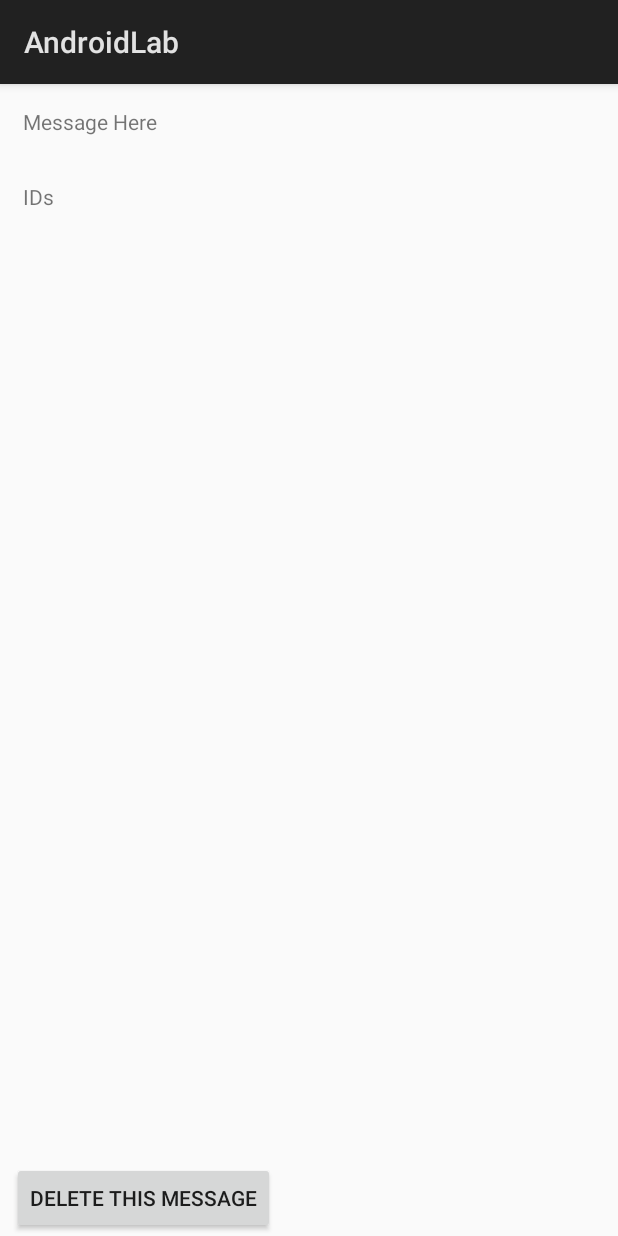
After one commit to ThanhTrac/CST2335, an Android app: the fragment MessageFragment shown on its own in the app's theme, on a phone screen of 412 x 824 dp. The commit adds this screen. Run offline under Robolectric (Android 15) with nearby library versions, the phone set to English and light mode, and no system bars; 2 statements that could not run were skipped.

Commit message:
Finshed lab 7

```diff
--- a/app/build.gradle
+++ b/app/build.gradle
@@ -23,6 +23,7 @@ dependencies {
     implementation fileTree(dir: 'libs', include: ['*.jar'])
     implementation 'com.android.support.constraint:constraint-layout:1.0.2'
     implementation 'com.android.support:appcompat-v7:26.1.0'
+    implementation 'com.android.support:support-v4:26.1.0'
     testImplementation 'junit:junit:4.12'
     androidTestImplementation('com.android.support.test.espresso:espresso-core:3.0.1', {
         exclude group: 'com.android.support', module: 'support-annotations'
--- a/app/src/main/AndroidManifest.xml
+++ b/app/src/main/AndroidManifest.xml
@@ -27,7 +27,8 @@
         </activity>
         <activity android:name=".ListItemActivity" />
         <activity android:name=".WeatherForecast" />
-        <activity android:name=".ChatWindow"></activity>
+        <activity android:name=".ChatWindow" />
+        <activity android:name=".MessageDetails"></activity>
     </application>
 
 </manifest>
--- /dev/null
+++ b/app/src/main/java/com/example/thanh/androidlab/MessageFragment.java
@@ -0,0 +1,66 @@
+package com.example.thanh.androidlab;
+
+
+import android.content.Intent;
+import android.os.Bundle;
+//import android.support.v4.app.Fragment;
+import android.view.LayoutInflater;
+import android.view.View;
+import android.view.ViewGroup;
+import android.widget.Button;
+import android.widget.TextView;
+import android.app.Fragment;
+
+
+
+public class MessageFragment extends Fragment {
+
+    private View view;
+    private TextView tvMessage;
+    private TextView tvID;
+    private Button btnDelete;
+    private ChatDatabaseHelper chatDatabase;
+
+    public MessageFragment() {
+        // Required empty public constructor
+    }
+
+
+    @Override
+    public View onCreateView(LayoutInflater inflater, ViewGroup container,
+                             Bundle savedInstanceState) {
+        // Inflate the layout for this fragment
+        view = inflater.inflate(R.layout.fragment_message, container, false);
+        return view;
+    }
+
+    @Override
+    public void onActivityCreated(Bundle savedInstanceState) {
+        super.onActivityCreated(savedInstanceState);
+
+        tvMessage = view.findViewById(R.id.tvMessage);
+        tvID = view.findViewById(R.id.tvID);
+        btnDelete = view.findViewById(R.id.btnDelete);
+
+        tvMessage.setText(getArguments().getString("Message"));
+        tvID.setText(getArguments().getString("MessageID"));
+
+        btnDelete.setOnClickListener(new View.OnClickListener() {
+            @Override
+            public void onClick(View view) {
+                if (getArguments().getBoolean("isTablet")) {
+                    chatDatabase = new ChatDatabaseHelper(getActivity());
+                    chatDatabase.deleteItem(getArguments().getString("MessageID"));
+                    ((ChatWindow)getActivity()).notifyChange();
+                    ((ChatWindow)getActivity()).displaySQL();
+                    getFragmentManager().beginTransaction().remove(MessageFragment.this).commit();
+                } else {
+                    Intent resultIntent = new Intent();
+                    resultIntent.putExtra("MessageID", getArguments().getString("MessageID"));
+                    getActivity().setResult(1, resultIntent);
+                    getActivity().finish();
+                }
+            }
+        });
+    }
+}
--- /dev/null
+++ b/app/src/main/res/layout/fragment_message.xml
@@ -0,0 +1,44 @@
+<?xml version="1.0" encoding="utf-8"?>
+<FrameLayout xmlns:android="http://schemas.android.com/apk/res/android"
+    xmlns:tools="http://schemas.android.com/tools"
+    android:layout_width="match_parent"
+    android:layout_height="match_parent"
+    tools:context="com.example.thanh.androidlab.MessageFragment">
+
+    <LinearLayout
+        android:layout_width="match_parent"
+        android:layout_height="wrap_content"
+        android:orientation="vertical">
+
+        <TextView
+            android:id="@+id/tvMessage"
+            android:layout_width="match_parent"
+            android:layout_height="wrap_content"
+            android:layout_margin="15dp"
+            android:text="@string/message_selected_info" />
+
+        <TextView
+            android:id="@+id/tvID"
+            android:layout_width="match_parent"
+            android:layout_height="wrap_content"
+            android:layout_margin="15dp"
+            android:text="@string/message_selected_id" />
+
+        <View
+            android:layout_width="wrap_content"
+            android:layout_height="wrap_content"
+            android:layout_weight="1" />
+
+        <Button
+            android:id="@+id/btnDelete"
+            android:layout_width="wrap_content"
+            android:layout_height="wrap_content"
+            android:layout_gravity="bottom"
+            android:layout_marginLeft="8dp"
+            android:layout_marginBottom="1dp"
+            android:text="@string/btn_delete" />
+
+    </LinearLayout>
+
+
+</FrameLayout>
--- a/app/src/main/res/values/strings.xml
+++ b/app/src/main/res/values/strings.xml
@@ -19,4 +19,11 @@
     <string name="current_temperature">Current Temperature</string>
     <string name="min_temperature">Minimum Temperature</string>
     <string name="max_temperature">Maximum Temperature</string>
+    <string name="message_selected_info">Message Here</string>
+    <string name="message_selected_id">IDs</string>
+
+    <string name="btn_delete">Delete this Message</string>
+
+    <!-- TODO: Remove or change this placeholder text -->
+    <string name="hello_blank_fragment">Hello blank fragment</string>
 </resources>
```
Also changed, not shown: app/src/main/java/com/example/thanh/androidlab/ChatDatabaseHelper.java (+39 -0 lines), app/src/main/java/com/example/thanh/androidlab/ChatWindow.java (+175 -61 lines), app/src/main/java/com/example/thanh/androidlab/MessageDetails.java (added, +24 -0 lines), app/src/main/java/com/example/thanh/androidlab/WeatherForecast.java (+4 -4 lines), app/src/main/res/layout-land/activity_chat_window.xml (added, +47 -0 lines), app/src/main/res/layout-sw600dp/activity_chat_window.xml (added, +47 -0 lines), app/src/main/res/layout/activity_message_details.xml (renamed from app/src/main/res/layout/activity_main.xml, +6 -3 lines), app/src/main/res/layout/activity_start.xml (+16 -11 lines).
